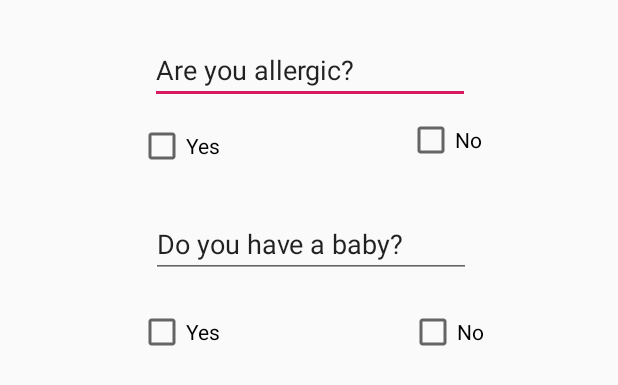
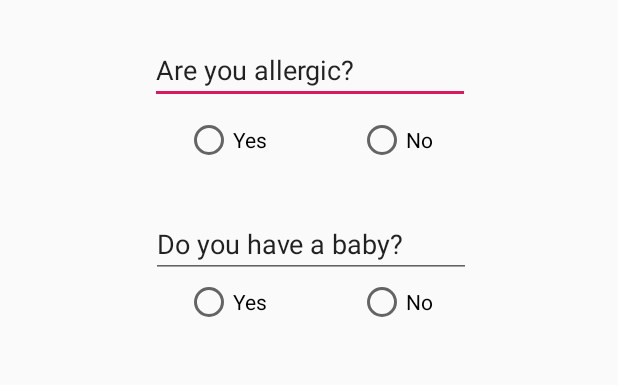
Before and after one commit to svetlinyotov/nasa-space-apps, an Android app: the layout activity_add_preference.xml on its own in the app's theme, with its tools: preview values and no code run, on a phone screen of 412 x 824 dp. Shown: the top 385 px of the screen. Run offline under Robolectric (Android 15) with nearby library versions, the phone set to English and light mode, and no system bars.

Commit message:
Added photos to tasks & fixed radio buttons in profile

```diff
--- a/app/build.gradle
+++ b/app/build.gradle
@@ -34,4 +34,5 @@ dependencies {
     testImplementation 'junit:junit:4.12'
     androidTestImplementation 'com.android.support.test:runner:1.0.2'
     androidTestImplementation 'com.android.support.test.espresso:espresso-core:3.0.2'
+    implementation 'com.android.support:design:27.1.1'
 }
--- a/app/src/main/java/com/snsdevelop/nasa/disaster/Adapters/StepsListAdapter.java
+++ b/app/src/main/java/com/snsdevelop/nasa/disaster/Adapters/StepsListAdapter.java
@@ -37,7 +37,7 @@ public class StepsListAdapter extends ArrayAdapter<Step> {
 
         TextView txtTitle = (TextView) rowView.findViewById(R.id.item);
         ImageView imageView = (ImageView) rowView.findViewById(R.id.icon);
-        TextView extratxt = (TextView) rowView.findViewById(R.id.textView1);
+//        TextView extratxt = (TextView) rowView.findViewById(R.id.textView1);
 
         txtTitle.setText(steps.get(position).GetStep());
 
--- a/app/src/main/java/com/snsdevelop/nasa/disaster/DisasterInfoActivity.java
+++ b/app/src/main/java/com/snsdevelop/nasa/disaster/DisasterInfoActivity.java
@@ -1,6 +1,7 @@
 package com.snsdevelop.nasa.disaster;
 
 import android.content.Intent;
+import android.support.design.widget.FloatingActionButton;
 import android.support.v7.app.AppCompatActivity;
 import android.os.Bundle;
 import android.widget.Button;
@@ -24,6 +25,7 @@ public class DisasterInfoActivity extends AppCompatActivity {
         TextView expectedIn = findViewById(R.id.textViewExpectedIn);
         ImageView imageView = findViewById(R.id.imageViewDisaster);
         Button button = findViewById(R.id.buttonWhatToDo);
+        FloatingActionButton profileButton = findViewById(R.id.floatingActionButtonEditProfile);
 
         String d = StoredData.getString(this, StoredData.DISASTER);
         Disaster disaster = DisasterInfo.getData(d);
@@ -35,6 +37,8 @@ public class DisasterInfoActivity extends AppCompatActivity {
             Picasso.get().load(disaster.getImage()).into(imageView);
             button.setOnClickListener((v) -> startActivity(new Intent(this, StepViewActivity.class)));
         }
+
+        profileButton.setOnClickListener((v) -> startActivity(new Intent(this, PreferenceActivity.class)));
     }
 
     @Override
--- a/app/src/main/java/com/snsdevelop/nasa/disaster/MainActivity.java
+++ b/app/src/main/java/com/snsdevelop/nasa/disaster/MainActivity.java
@@ -2,6 +2,7 @@ package com.snsdevelop.nasa.disaster;
 
 import android.content.Intent;
 import android.os.Handler;
+import android.support.design.widget.FloatingActionButton;
 import android.support.v7.app.AppCompatActivity;
 import android.os.Bundle;
 import android.util.Log;
@@ -19,6 +20,8 @@ public class MainActivity extends AppCompatActivity {
 
         startService(new Intent(this, DisasterCheckerService.class));
         ImageView imageSun = findViewById(R.id.imageViewMainActivitySun);
+        FloatingActionButton profileButton = findViewById(R.id.floatingActionButtonEditProfile);
+        profileButton.setOnClickListener((v) -> startActivity(new Intent(this, PreferenceActivity.class)));
 
     }
 
@@ -28,7 +31,7 @@ public class MainActivity extends AppCompatActivity {
 
         String disaster = StoredData.getString(this, StoredData.DISASTER);
         Log.d("COOL", "ASD: " + disaster);
-        if (!disaster.equals("null")) {
+        if (disaster != null && !disaster.equals("null")) {
             startActivity(new Intent(this, DisasterInfoActivity.class));
         }
     }
--- a/app/src/main/res/layout/activity_add_preference.xml
+++ b/app/src/main/res/layout/activity_add_preference.xml
@@ -2,12 +2,11 @@
 <android.support.constraint.ConstraintLayout
     xmlns:android="http://schemas.android.com/apk/res/android"
     xmlns:app="http://schemas.android.com/apk/res-auto"
-    xmlns:tools="http://schemas.android.com/tools"
     android:layout_width="match_parent"
     android:layout_height="match_parent">
 
     <EditText
-        android:id="@+id/editText"
+        android:id="@+id/editText1"
         android:layout_width="wrap_content"
         android:layout_height="wrap_content"
         android:layout_marginStart="8dp"
@@ -21,31 +20,29 @@
         app:layout_constraintStart_toStartOf="parent"
         app:layout_constraintTop_toTopOf="parent" />
 
-    <CheckBox
+    <RadioGroup
+        android:layout_width="match_parent"
+        android:layout_height="wrap_content"
+        android:layout_marginTop="8dp"
+        android:orientation="horizontal"
+        android:gravity="center_horizontal"
+        app:layout_constraintTop_toBottomOf="@+id/editText1">
+
+        <RadioButton
             android:id="@+id/checkBox"
             android:layout_width="wrap_content"
             android:layout_height="wrap_content"
-        android:layout_marginStart="8dp"
-        android:layout_marginTop="12dp"
-        android:layout_marginEnd="8dp"
-        android:text="Yes"
-        app:layout_constraintEnd_toEndOf="parent"
-        app:layout_constraintHorizontal_bias="0.246"
-        app:layout_constraintStart_toStartOf="parent"
-        app:layout_constraintTop_toBottomOf="@+id/editText" />
+            android:layout_marginEnd="30dp"
+            android:text="Yes" />
 
-    <CheckBox
+        <RadioButton
             android:id="@+id/checkBox2"
             android:layout_width="wrap_content"
             android:layout_height="wrap_content"
-        android:layout_marginStart="8dp"
-        android:layout_marginTop="8dp"
-        android:layout_marginEnd="8dp"
-        android:text="No"
-        app:layout_constraintEnd_toEndOf="parent"
-        app:layout_constraintHorizontal_bias="0.761"
-        app:layout_constraintStart_toStartOf="parent"
-        app:layout_constraintTop_toBottomOf="@+id/editText" />
+            android:layout_marginStart="30dp"
+            android:text="No" />
+    </RadioGroup>
+
 
     <EditText
         android:id="@+id/editText2"
@@ -62,30 +59,27 @@
         app:layout_constraintStart_toStartOf="parent"
         app:layout_constraintTop_toTopOf="parent" />
 
-    <CheckBox
+    <RadioGroup
+        android:layout_width="match_parent"
+        android:layout_height="wrap_content"
+        android:gravity="center_horizontal"
+        android:orientation="horizontal"
+        app:layout_constraintTop_toBottomOf="@+id/editText2">
+
+        <RadioButton
             android:id="@+id/checkBox3"
             android:layout_width="wrap_content"
             android:layout_height="wrap_content"
-        android:layout_marginStart="8dp"
-        android:layout_marginTop="20dp"
-        android:layout_marginEnd="8dp"
-        android:text="Yes"
-        app:layout_constraintEnd_toEndOf="parent"
-        app:layout_constraintHorizontal_bias="0.246"
-        app:layout_constraintStart_toStartOf="parent"
-        app:layout_constraintTop_toBottomOf="@+id/editText2" />
+            android:layout_marginEnd="30dp"
+            android:text="Yes" />
 
-    <CheckBox
+        <RadioButton
             android:id="@+id/checkBox4"
             android:layout_width="wrap_content"
             android:layout_height="wrap_content"
-        android:layout_marginStart="8dp"
-        android:layout_marginTop="20dp"
-        android:layout_marginEnd="8dp"
-        android:text="No"
-        app:layout_constraintEnd_toEndOf="parent"
-        app:layout_constraintHorizontal_bias="0.764"
-        app:layout_constraintStart_toStartOf="parent"
-        app:layout_constraintTop_toBottomOf="@+id/editText2" />
+            android:layout_marginStart="30dp"
+            android:text="No" />
+    </RadioGroup>
+
 
 </android.support.constraint.ConstraintLayout>
```
Also changed, not shown: app/src/main/java/com/snsdevelop/nasa/disaster/PreferenceActivity.java (+7 -1 lines), app/src/main/java/com/snsdevelop/nasa/disaster/StepsListActivity.java (+0 -12 lines), app/src/main/java/com/snsdevelop/nasa/disaster/Utils/DisasterInfo.java (+7 -12 lines), app/src/main/res/layout/activity_disaster_info.xml (+17 -4 lines), app/src/main/res/layout/activity_main.xml (+13 -0 lines), app/src/main/res/layout/steps_list.xml (+8 -7 lines). Lines whose indentation alone changed are shown as unchanged.
